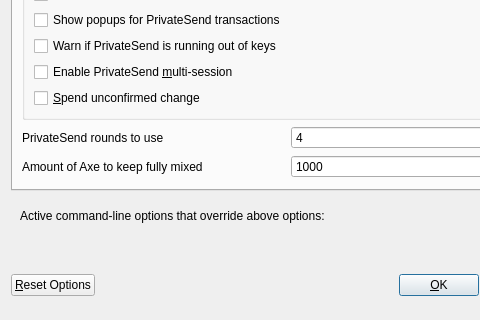
Qt form src/qt/forms/optionsdialog.ui (AXErunners/axe) before a commit; both pictures show x 0 to 480 and y 143 to 463 of the 576 by 463 pixel window.
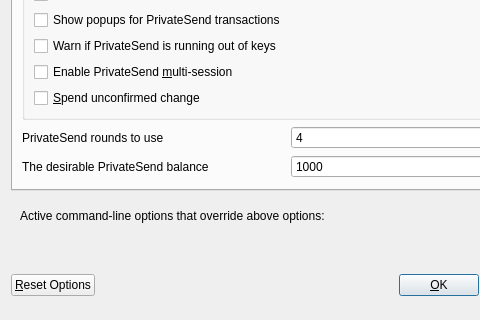
The same form after that commit. The open tabs and pages were chosen to show the change. Custom widgets are drawn as their Qt base class.

Commit message: "Fully mixed"/"mixed" -> "PrivateSend"

Patch:
```diff
--- a/src/qt/forms/optionsdialog.ui
+++ b/src/qt/forms/optionsdialog.ui
@@ -263,7 +263,7 @@
             <string notr="true"/>
            </property>
            <property name="text">
-            <string>Amount of Axe to keep fully mixed</string>
+            <string>The desirable PrivateSend balance</string>
            </property>
           </widget>
          </item>
```
The commit also changes 6 other files.
